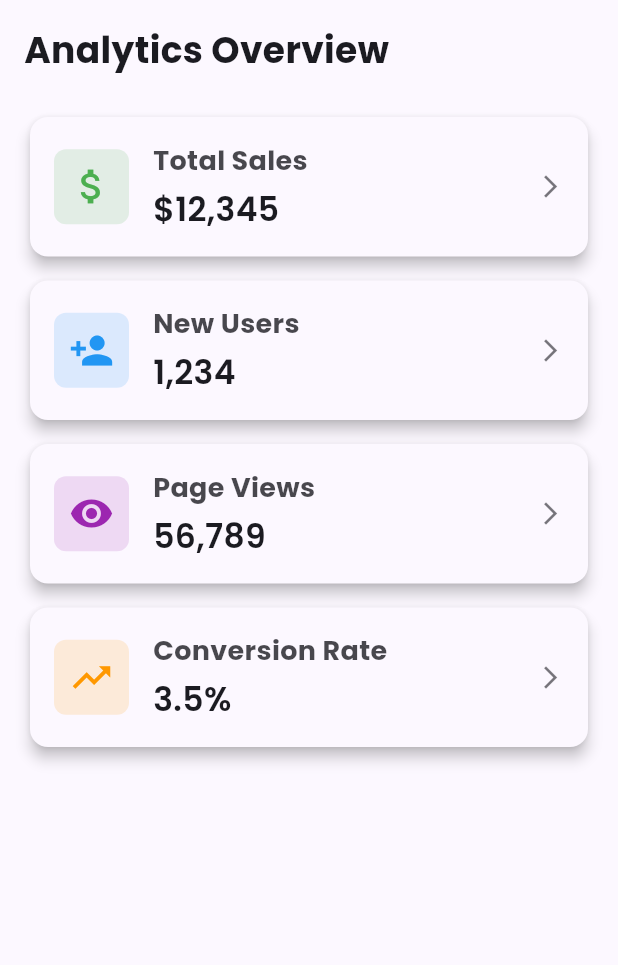
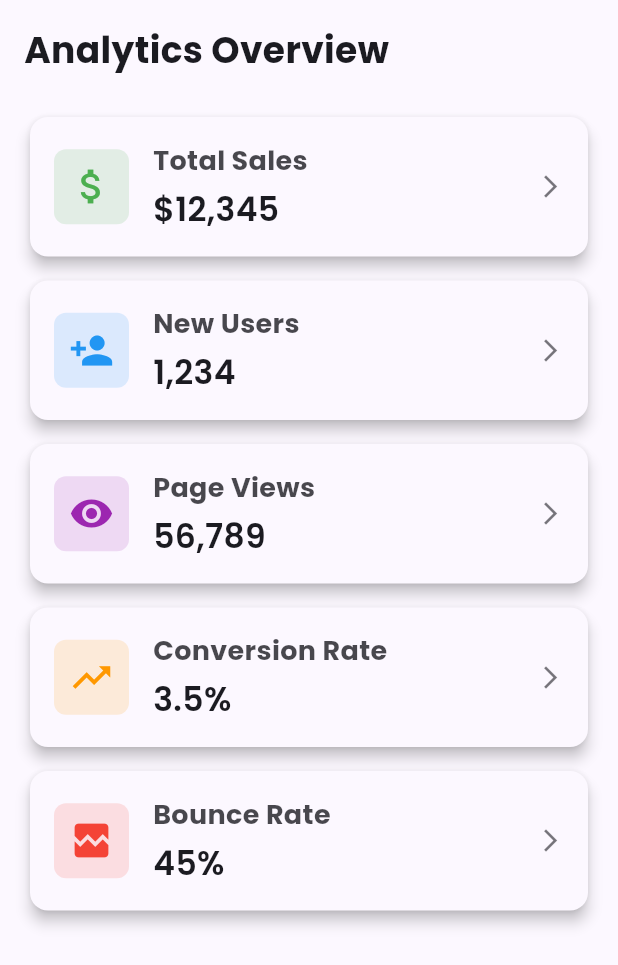
Before and after one commit to mahekpatel019/Flutter-Web-Site, a Flutter app: the AnalyticsScreen screen opened directly, on a phone screen of 412 x 824 dp. Shown: the top 965 px of the screen. Run offline on Flutter 3.47's test engine with Material 3 defaults, Android fonts, the light colour scheme and no system bars; our stand-ins replace fl_chart, google_fonts.

Commit message:
25-07-2025

```diff
--- a/lib/data/analytics_data.dart
+++ b/lib/data/analytics_data.dart
@@ -26,4 +26,10 @@ const List<AnalyticsItem> analyticsData = [
     icon: Icons.trending_up,
     color: Colors.orange,
   ),
+  AnalyticsItem(
+    title: 'Bounce Rate',
+    value: '45%',
+    icon: Icons.broken_image,
+    color: Colors.red,
+  ),
 ];
```
